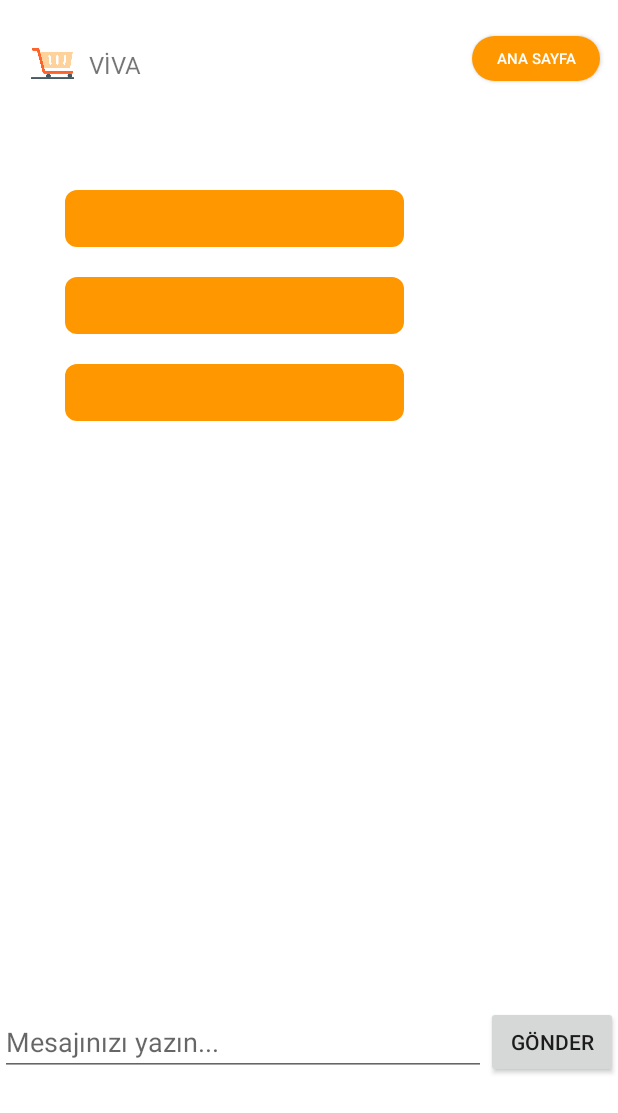
After one commit to EmrhnOZCN/vivaapp-mobile, an Android app: the layout activity_chatbot.xml on its own in the app's theme, with its tools: preview values and no code run, on a phone screen of 412 x 824 dp. The commit adds this screen. Shown: the top 1113 px of the screen. Run offline under Robolectric (Android 15) with nearby library versions, the phone set to English and light mode, and no system bars.

Commit message:
The chatbot was designed and the necessary adapter codes were written.

```diff
--- a/app/src/main/AndroidManifest.xml
+++ b/app/src/main/AndroidManifest.xml
@@ -12,6 +12,9 @@
         android:supportsRtl="true"
         android:theme="@style/Theme.Vivaappmobile"
         tools:targetApi="31">
+        <activity
+            android:name=".ui.chatbot.ChatbotActivity"
+            android:exported="false" />
         <activity
             android:name=".ui.ChatbotActivity"
             android:exported="false" />
--- /dev/null
+++ b/app/src/main/res/drawable/bg_bot_message.xml
@@ -0,0 +1,5 @@
+<shape xmlns:android="http://schemas.android.com/apk/res/android"
+    android:shape="rectangle">
+    <solid android:color="@color/orange"/> <!-- Arka plan rengi, örneğin mavi -->
+    <corners android:radius="8dp"/> <!-- Köşelerin yuvarlaklığı -->
+</shape>
--- /dev/null
+++ b/app/src/main/res/drawable/bg_user_message.xml
@@ -0,0 +1,5 @@
+<shape xmlns:android="http://schemas.android.com/apk/res/android"
+    android:shape="rectangle">
+    <solid android:color="#EEEEEE"/> <!-- Arka plan rengi, örneğin gri -->
+    <corners android:radius="8dp"/> <!-- Köşelerin yuvarlaklığı -->
+</shape>
--- /dev/null
+++ b/app/src/main/res/layout/activity_chatbot.xml
@@ -0,0 +1,84 @@
+<?xml version="1.0" encoding="utf-8"?>
+<androidx.constraintlayout.widget.ConstraintLayout xmlns:android="http://schemas.android.com/apk/res/android"
+    xmlns:app="http://schemas.android.com/apk/res-auto"
+    xmlns:tools="http://schemas.android.com/tools"
+    android:id="@+id/main"
+    android:layout_width="match_parent"
+    android:layout_height="match_parent"
+    android:background="@android:color/white"
+    tools:context=".ui.chatbot.ChatbotActivity">
+
+    <!-- Chatbot mesajlarını göstermek için bir RecyclerView -->
+    <Button
+        android:id="@+id/anasayfaDon"
+        android:layout_width="85dp"
+        android:layout_height="30dp"
+        android:layout_marginTop="24dp"
+        android:layout_marginEnd="12dp"
+
+        android:background="@drawable/rounded_button_background"
+        android:text="Ana Sayfa"
+        android:textColor="@color/white"
+        android:textSize="10sp"
+
+
+        app:layout_constraintEnd_toEndOf="parent"
+        app:layout_constraintTop_toTopOf="parent" />
+
+
+    <TextView
+        android:id="@+id/textView"
+        android:layout_width="48dp"
+        android:layout_height="38dp"
+        android:layout_marginStart="32dp"
+        android:layout_marginTop="24dp"
+        android:gravity="center"
+        android:text="VİVA"
+        android:textSize="16sp"
+        app:layout_constraintEnd_toStartOf="@+id/anasayfaDon"
+        app:layout_constraintHorizontal_bias="0.089"
+        app:layout_constraintStart_toStartOf="parent"
+        app:layout_constraintTop_toTopOf="parent" />
+
+    <ImageView
+        android:id="@+id/imageView2"
+        android:layout_width="35dp"
+        android:layout_height="36dp"
+        android:layout_marginTop="24dp"
+        android:src="@drawable/shopping"
+        app:layout_constraintEnd_toStartOf="@+id/textView"
+        app:layout_constraintTop_toTopOf="parent" />
+    <!-- Kullanıcının mesaj yazabileceği EditText -->
+    <androidx.recyclerview.widget.RecyclerView
+        android:id="@+id/recyclerViewChat"
+        android:layout_width="366dp"
+        android:layout_height="459dp"
+        app:layoutManager="androidx.recyclerview.widget.LinearLayoutManager"
+        app:layout_constraintBottom_toTopOf="@+id/editTextMessage"
+        app:layout_constraintEnd_toEndOf="parent"
+        app:layout_constraintStart_toStartOf="parent"
+        app:layout_constraintTop_toTopOf="parent"
+        tools:listitem="@layout/item_bot_message" />
+
+    <EditText
+        android:id="@+id/editTextMessage"
+        android:layout_width="0dp"
+        android:layout_height="wrap_content"
+        android:hint="Mesajınızı yazın..."
+        android:inputType="text"
+        app:layout_constraintBottom_toBottomOf="parent"
+        app:layout_constraintEnd_toStartOf="@id/buttonSend"
+        app:layout_constraintStart_toStartOf="parent"
+        app:layout_constraintTop_toBottomOf="@+id/recyclerViewChat" />
+
+    <!-- Mesajı göndermek için bir buton -->
+    <Button
+        android:id="@+id/buttonSend"
+        android:layout_width="wrap_content"
+        android:layout_height="wrap_content"
+        android:text="Gönder"
+        app:layout_constraintBottom_toBottomOf="@id/editTextMessage"
+        app:layout_constraintEnd_toEndOf="parent"
+        app:layout_constraintTop_toTopOf="@id/editTextMessage" />
+
+</androidx.constraintlayout.widget.ConstraintLayout>
--- /dev/null
+++ b/app/src/main/res/layout/item_bot_message.xml
@@ -0,0 +1,19 @@
+<?xml version="1.0" encoding="utf-8"?>
+<LinearLayout xmlns:android="http://schemas.android.com/apk/res/android"
+    android:layout_width="match_parent"
+    android:layout_height="wrap_content"
+    android:background="@drawable/bg_bot_message"
+    android:padding="8dp"
+    android:gravity="start"
+    android:layout_marginStart="20dp"
+    android:layout_marginEnd="120dp"
+    android:layout_marginTop="20dp"> <!-- Aradaki mesafeyi artırdık -->
+
+    <TextView
+        android:id="@+id/textViewMessage"
+        android:layout_width="wrap_content"
+        android:layout_height="wrap_content"
+        android:textColor="@android:color/white"
+        android:textSize="16sp" />
+
+</LinearLayout>
```
Also changed, not shown: app/src/main/java/com/example/vivaapp_mobile/ui/chatbot/ChatAdapter.java (added, +92 -0 lines), app/src/main/java/com/example/vivaapp_mobile/ui/chatbot/ChatMessage.java (added, +27 -0 lines), app/src/main/java/com/example/vivaapp_mobile/ui/chatbot/ChatbotActivity.java (added, +43 -0 lines), app/src/main/java/com/example/vivaapp_mobile/ui/home/HomeFragment.java (+10 -0 lines), app/src/main/java/com/example/vivaapp_mobile/ui/notifications/NotificationsFragment.java (+12 -3 lines), app/src/main/res/layout/item_user_message.xml (added, +19 -0 lines).
